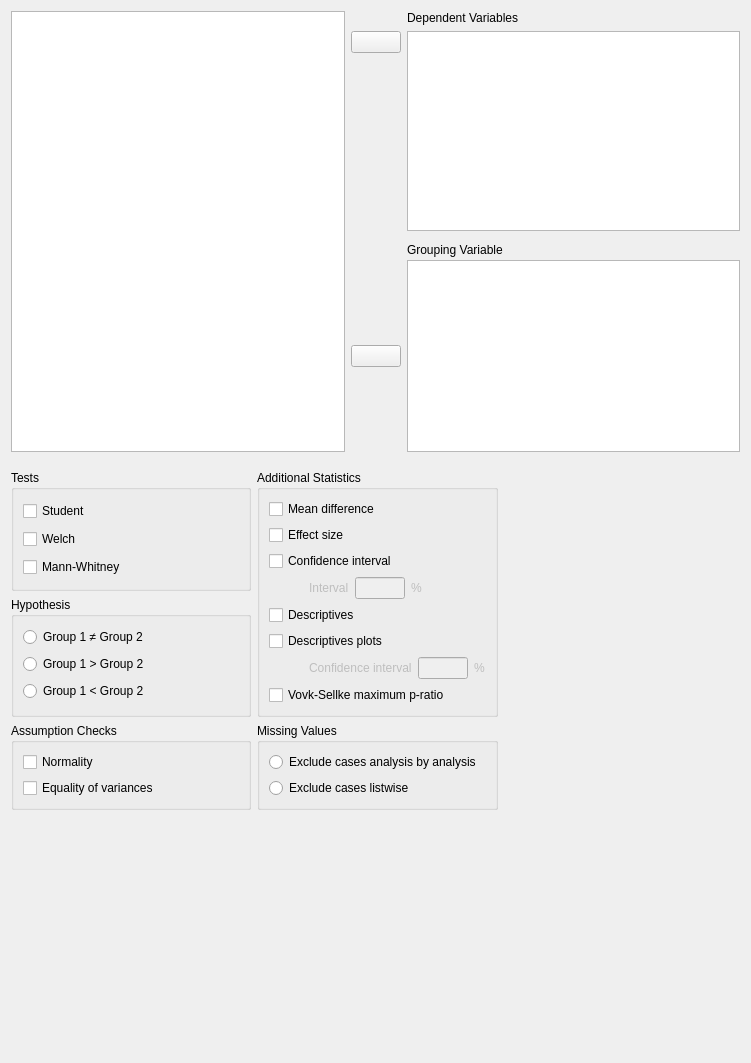
Old version of the form JASP-Desktop/analysisforms/ttestindependentsamplesform.ui in the repository jasp-stats/jasp-desktop.
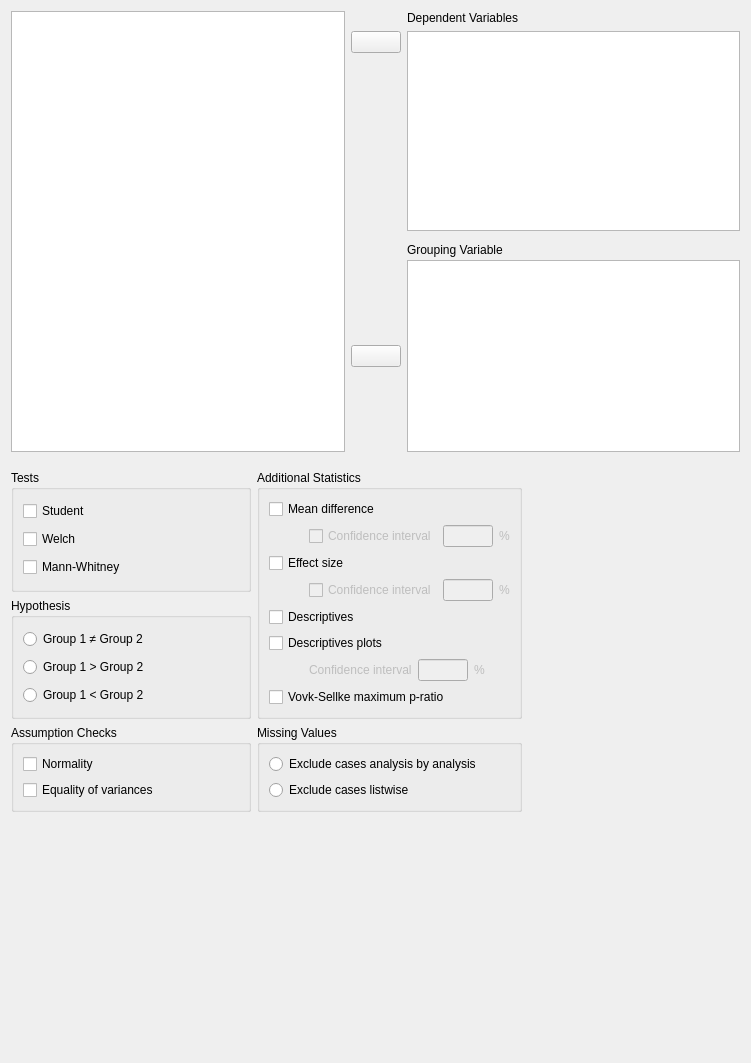
New version of the form. Custom widgets are drawn as their Qt base class.

Commit message: Clarified confidence intervals Added confidence intervals for effect sizes

```diff
--- a/JASP-Desktop/analysisforms/ttestindependentsamplesform.ui
+++ b/JASP-Desktop/analysisforms/ttestindependentsamplesform.ui
@@ -482,8 +482,8 @@
         <property name="title">
          <string>Additional Statistics</string>
         </property>
-        <layout class="QVBoxLayout" name="verticalLayout">
-         <item>
+        <layout class="QFormLayout" name="formLayout">
+         <item row="0" column="0">
           <widget class="BoundCheckBox" name="meanDifference">
            <property name="sizePolicy">
             <sizepolicy hsizetype="Fixed" vsizetype="Fixed">
@@ -496,7 +496,70 @@
            </property>
           </widget>
          </item>
-         <item>
+         <item row="1" column="0">
+          <widget class="QWidget" name="widgetDescriptivesMeanDiffConfidenceInterval" native="true">
+           <property name="enabled">
+            <bool>false</bool>
+           </property>
+           <property name="sizePolicy">
+            <sizepolicy hsizetype="Fixed" vsizetype="Fixed">
+             <horstretch>0</horstretch>
+             <verstretch>0</verstretch>
+            </sizepolicy>
+           </property>
+           <layout class="QGridLayout" name="gridLayout_12">
+            <property name="leftMargin">
+             <number>40</number>
+            </property>
+            <property name="topMargin">
+             <number>0</number>
+            </property>
+            <property name="rightMargin">
+             <number>0</number>
+            </property>
+            <property name="bottomMargin">
+             <number>0</number>
+            </property>
+            <item row="0" column="0">
+             <widget class="BoundCheckBox" name="meanDiffConfidenceIntervalCheckbox">
+              <property name="text">
+               <string>Confidence interval</string>
+              </property>
+             </widget>
+            </item>
+            <item row="0" column="2">
+             <widget class="BoundTextBox" name="descriptivesMeanDiffConfidenceIntervalPercent">
+              <property name="sizePolicy">
+               <sizepolicy hsizetype="Fixed" vsizetype="Fixed">
+                <horstretch>0</horstretch>
+                <verstretch>0</verstretch>
+               </sizepolicy>
+              </property>
+              <property name="maximumSize">
+               <size>
+                <width>50</width>
+                <height>16777215</height>
+               </size>
+              </property>
+             </widget>
+            </item>
+            <item row="0" column="3">
+             <widget class="QLabel" name="label_10">
+              <property name="sizePolicy">
+               <sizepolicy hsizetype="Fixed" vsizetype="Fixed">
+                <horstretch>0</horstretch>
+                <verstretch>0</verstretch>
+               </sizepolicy>
+              </property>
+              <property name="text">
+               <string>%</string>
+              </property>
+             </widget>
+            </item>
+           </layout>
+          </widget>
+         </item>
+         <item row="2" column="0">
           <widget class="BoundCheckBox" name="effectSize">
            <property name="sizePolicy">
             <sizepolicy hsizetype="Fixed" vsizetype="Fixed">
@@ -509,21 +572,8 @@
            </property>
           </widget>
          </item>
-         <item>
-          <widget class="BoundCheckBox" name="confidenceInterval">
-           <property name="sizePolicy">
-            <sizepolicy hsizetype="Fixed" vsizetype="Fixed">
-             <horstretch>0</horstretch>
-             <verstretch>0</verstretch>
-            </sizepolicy>
-           </property>
-           <property name="text">
-            <string>Confidence interval</string>
-           </property>
-          </widget>
-         </item>
-         <item>
-          <widget class="QWidget" name="widgetConfidenceIntervalInterval" native="true">
+         <item row="3" column="0">
+          <widget class="QWidget" name="widgetDescriptivesEffectSizeConfidenceInterval" native="true">
            <property name="enabled">
             <bool>false</bool>
            </property>
@@ -533,7 +583,7 @@
              <verstretch>0</verstretch>
             </sizepolicy>
            </property>
-           <layout class="QGridLayout" name="gridLayout_2">
+           <layout class="QGridLayout" name="gridLayout_13">
             <property name="leftMargin">
              <number>40</number>
             </property>
@@ -546,34 +596,15 @@
             <property name="bottomMargin">
              <number>0</number>
             </property>
-            <item row="0" column="2">
-             <widget class="QLabel" name="label_2">
-              <property name="sizePolicy">
-               <sizepolicy hsizetype="Fixed" vsizetype="Fixed">
-                <horstretch>0</horstretch>
-                <verstretch>0</verstretch>
-               </sizepolicy>
-              </property>
-              <property name="text">
-               <string>%</string>
-              </property>
-             </widget>
-            </item>
             <item row="0" column="0">
-             <widget class="QLabel" name="label">
-              <property name="sizePolicy">
-               <sizepolicy hsizetype="Fixed" vsizetype="Fixed">
-                <horstretch>0</horstretch>
-                <verstretch>0</verstretch>
-               </sizepolicy>
-              </property>
+             <widget class="BoundCheckBox" name="effSizeConfidenceIntervalCheckbox">
               <property name="text">
-               <string>Interval</string>
+               <string>Confidence interval</string>
               </property>
              </widget>
             </item>
-            <item row="0" column="1">
-             <widget class="BoundTextBox" name="confidenceIntervalInterval">
+            <item row="0" column="2">
+             <widget class="BoundTextBox" name="descriptivesEffectSizeConfidenceIntervalPercent">
               <property name="sizePolicy">
                <sizepolicy hsizetype="Fixed" vsizetype="Fixed">
                 <horstretch>0</horstretch>
@@ -588,10 +619,23 @@
               </property>
              </widget>
             </item>
+            <item row="0" column="3">
+             <widget class="QLabel" name="label_11">
+              <property name="sizePolicy">
+               <sizepolicy hsizetype="Fixed" vsizetype="Fixed">
+                <horstretch>0</horstretch>
+                <verstretch>0</verstretch>
+               </sizepolicy>
+              </property>
+              <property name="text">
+               <string>%</string>
+              </property>
+             </widget>
+            </item>
            </layout>
           </widget>
          </item>
-         <item>
+         <item row="4" column="0">
           <widget class="BoundCheckBox" name="descriptives">
            <property name="sizePolicy">
             <sizepolicy hsizetype="Fixed" vsizetype="Fixed">
@@ -604,7 +648,7 @@
            </property>
           </widget>
          </item>
-         <item>
+         <item row="5" column="0">
           <widget class="BoundCheckBox" name="descriptivesPlots">
            <property name="sizePolicy">
             <sizepolicy hsizetype="Fixed" vsizetype="Fixed">
@@ -617,7 +661,7 @@
            </property>
           </widget>
          </item>
-         <item>
+         <item row="6" column="0">
           <widget class="QWidget" name="widgetDescriptivesPlotsConfidenceInterval" native="true">
            <property name="enabled">
             <bool>false</bool>
@@ -686,7 +730,7 @@
            </layout>
           </widget>
          </item>
-         <item>
+         <item row="7" column="0">
           <widget class="BoundCheckBox" name="VovkSellkeMPR">
            <property name="sizePolicy">
             <sizepolicy hsizetype="Fixed" vsizetype="Fixed">
```
Left out of the diff: 172 changed lines with no effect on the pictures. The commit also changes 11 other files.
